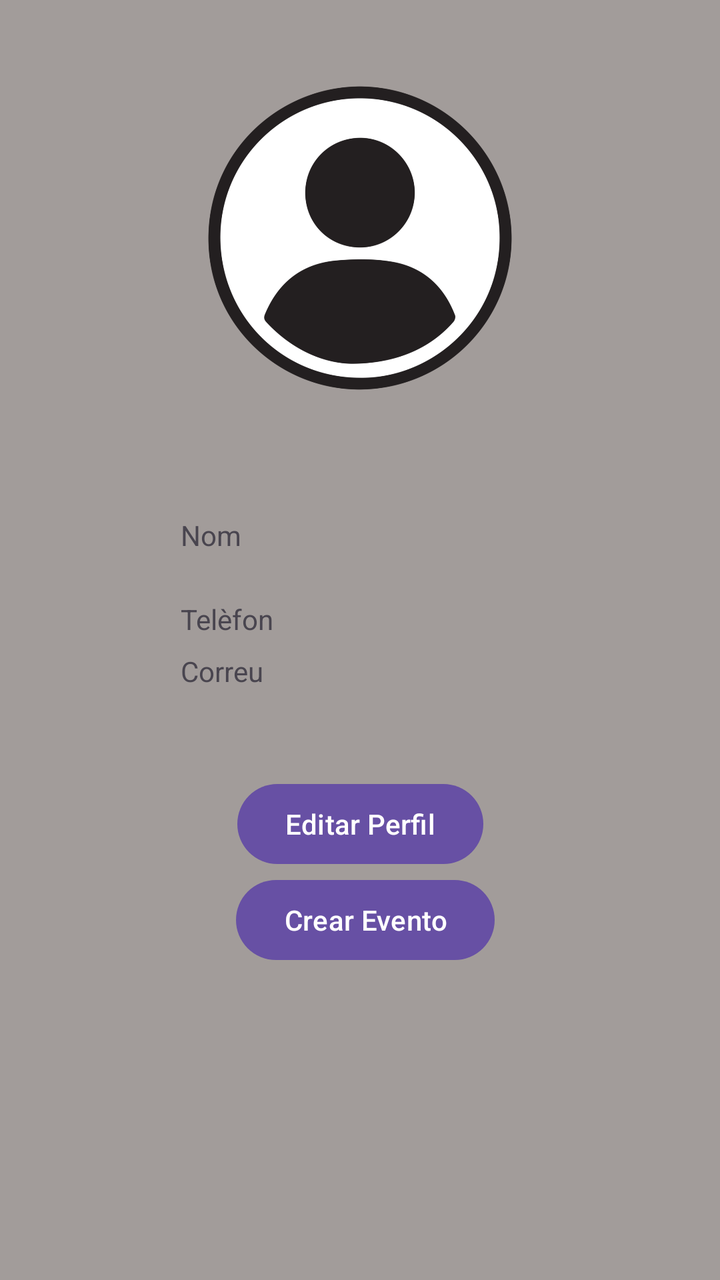
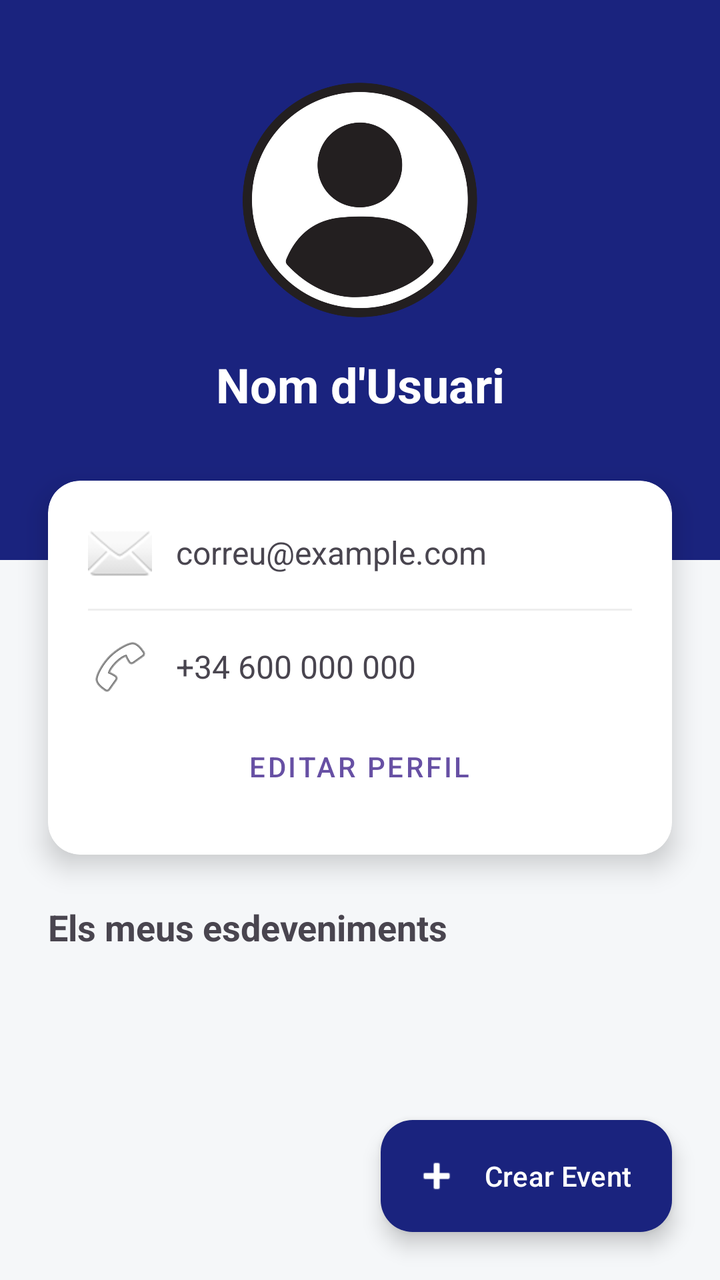

An Android layout rendered at two revisions. The XML below is the earlier revision; the diff shows what the commit changed to produce the second picture.
<!-- AndroidManifest.xml: application theme Theme.Projecte -->
<!-- res/layout/activity_user.xml -->
<?xml version="1.0" encoding="utf-8"?>
<androidx.core.widget.NestedScrollView
    xmlns:android="http://schemas.android.com/apk/res/android"
    xmlns:app="http://schemas.android.com/apk/res-auto"
    xmlns:tools="http://schemas.android.com/tools"
    android:layout_width="match_parent"
    android:layout_height="match_parent"
    android:fillViewport="true"
    android:background="#A29C9A">

    <androidx.constraintlayout.widget.ConstraintLayout
        android:id="@+id/main"
        android:layout_width="match_parent"
        android:layout_height="wrap_content"
        tools:context=".UserActivity">

        <ImageView
            android:id="@+id/fotoPerfil"
            android:layout_width="256dp"
            android:layout_height="238dp"
            app:layout_constraintEnd_toEndOf="parent"
            app:layout_constraintStart_toStartOf="parent"
            app:layout_constraintTop_toTopOf="parent"
            app:srcCompat="@drawable/user_icon" />

        <TextView
            android:id="@+id/nomTxt"
            android:layout_width="180dp"
            android:layout_height="22dp"
            android:layout_marginTop="20dp"
            android:text="Nom"
            app:layout_constraintEnd_toEndOf="parent"
            app:layout_constraintHorizontal_bias="0.502"
            app:layout_constraintStart_toStartOf="parent"
            app:layout_constraintTop_toBottomOf="@+id/fotoPerfil" />

        <TextView
            android:id="@+id/telefonTxt"
            android:layout_width="180dp"
            android:layout_height="22dp"
            android:layout_marginTop="20dp"
            android:text="Telèfon"
            app:layout_constraintEnd_toEndOf="parent"
            app:layout_constraintHorizontal_bias="0.502"
            app:layout_constraintStart_toStartOf="parent"
            app:layout_constraintTop_toBottomOf="@+id/nomTxt" />

        <TextView
            android:id="@+id/correuTxt"
            android:layout_width="180dp"
            android:layout_height="22dp"
            android:layout_marginTop="4dp"
            android:text="Correu"
            app:layout_constraintEnd_toEndOf="parent"
            app:layout_constraintHorizontal_bias="0.502"
            app:layout_constraintStart_toStartOf="parent"
            app:layout_constraintTop_toBottomOf="@+id/telefonTxt" />

        <TextView
            android:id="@+id/seguidorsTxt"
            android:layout_width="180dp"
            android:layout_height="22dp"
            android:layout_marginTop="8dp"
            android:text="Seguidors: 0"
            android:visibility="gone"
            app:layout_constraintEnd_toEndOf="parent"
            app:layout_constraintHorizontal_bias="0.502"
            app:layout_constraintStart_toStartOf="parent"
            app:layout_constraintTop_toBottomOf="@+id/correuTxt" />

        <Button
            android:id="@+id/editPerfilBtn"
            android:layout_width="wrap_content"
            android:layout_height="wrap_content"
            android:layout_marginTop="40dp"
            android:text="Editar Perfil"
            app:layout_constraintEnd_toEndOf="parent"
            app:layout_constraintStart_toStartOf="parent"
            app:layout_constraintTop_toBottomOf="@+id/seguidorsTxt" />

        <Button
            android:id="@+id/crearEventBtn"
            android:layout_width="wrap_content"
            android:layout_height="wrap_content"
            android:layout_marginTop="88dp"
            android:text="Crear Evento"
            app:layout_constraintBottom_toTopOf="@+id/meusEventsList"
            app:layout_constraintEnd_toEndOf="parent"
            app:layout_constraintHorizontal_bias="0.512"
            app:layout_constraintStart_toStartOf="parent"
            app:layout_constraintTop_toBottomOf="@+id/seguidorsTxt"
            app:layout_constraintVertical_bias="0.0" />

        <androidx.recyclerview.widget.RecyclerView
            android:id="@+id/meusEventsList"
            android:layout_width="402dp"
            android:layout_height="wrap_content"
            android:layout_marginTop="64dp"
            android:nestedScrollingEnabled="false"
            app:layout_constraintEnd_toEndOf="parent"
            app:layout_constraintHorizontal_bias="0.0"
            app:layout_constraintStart_toStartOf="parent"
            app:layout_constraintTop_toBottomOf="@+id/editPerfilBtn" />

    </androidx.constraintlayout.widget.ConstraintLayout>

</androidx.core.widget.NestedScrollView>
<!-- resources referenced by this layout -->
<resources>
  <!-- drawable user_icon: png bitmap (drawable, 103129 bytes) -->
  <style name="Theme.Projecte" parent="Base.Theme.Projecte" />
  <style name="Base.Theme.Projecte" parent="Theme.Material3.DayNight.NoActionBar">
          
          
      </style>
</resources>

<!-- the commit's change to res/layout/activity_user.xml (unified diff, before → after) -->
@@ -1,107 +1,153 @@
 <?xml version="1.0" encoding="utf-8"?>
-<androidx.core.widget.NestedScrollView
+<androidx.coordinatorlayout.widget.CoordinatorLayout
     xmlns:android="http://schemas.android.com/apk/res/android"
     xmlns:app="http://schemas.android.com/apk/res-auto"
     xmlns:tools="http://schemas.android.com/tools"
     android:layout_width="match_parent"
     android:layout_height="match_parent"
-    android:fillViewport="true"
-    android:background="#A29C9A">
+    android:background="#F5F7F9">
 
-    <androidx.constraintlayout.widget.ConstraintLayout
-        android:id="@+id/main"
+    <androidx.core.widget.NestedScrollView
         android:layout_width="match_parent"
+        android:layout_height="match_parent"
+        android:fillViewport="true">
+
+        <androidx.constraintlayout.widget.ConstraintLayout
+            android:layout_width="match_parent"
+            android:layout_height="wrap_content"
+            tools:context=".UserActivity">
+
+            <View
+                android:id="@+id/headerBackground"
+                android:layout_width="match_parent"
+                android:layout_height="280dp"
+                android:background="#1A237E"
+                app:layout_constraintTop_toTopOf="parent" />
+
+            <com.google.android.material.imageview.ShapeableImageView
+                android:id="@+id/fotoPerfil"
+                android:layout_width="120dp"
+                android:layout_height="120dp"
+                android:layout_marginTop="40dp"
+                android:scaleType="centerCrop"
+                app:strokeColor="#FFFFFF"
+                app:shapeAppearanceOverlay="@style/ShapeAppearance.MaterialComponents.SmallComponent"
+                app:layout_constraintEnd_toEndOf="parent"
+                app:layout_constraintStart_toStartOf="parent"
+                app:layout_constraintTop_toTopOf="parent"
+                app:srcCompat="@drawable/user_icon" />
+
+            <TextView
+                android:id="@+id/nomTxt"
+                android:layout_width="wrap_content"
+                android:layout_height="wrap_content"
+                android:layout_marginTop="16dp"
+                android:text="Nom d'Usuari"
+                android:textColor="#FFFFFF"
+                android:textSize="24sp"
+                android:textStyle="bold"
+                app:layout_constraintEnd_toEndOf="parent"
+                app:layout_constraintStart_toStartOf="parent"
+                app:layout_constraintTop_toBottomOf="@+id/fotoPerfil" />
+
+            <androidx.cardview.widget.CardView
+                android:id="@+id/infoCard"
+                android:layout_width="match_parent"
+                android:layout_height="wrap_content"
+                android:layout_marginStart="24dp"
+                android:layout_marginEnd="24dp"
+                android:layout_marginTop="-40dp"
+                app:cardCornerRadius="16dp"
+                app:cardElevation="8dp"
+                app:layout_constraintTop_toBottomOf="@+id/headerBackground">
+
+                <LinearLayout
+                    android:layout_width="match_parent"
+                    android:layout_height="wrap_content"
+                    android:orientation="vertical"
+                    android:padding="20dp">
+
+                    <TextView
+                        android:id="@+id/correuTxt"
+                        android:layout_width="match_parent"
+                        android:layout_height="wrap_content"
+                        android:drawablePadding="12dp"
+                        android:gravity="center_vertical"
+                        android:text="correu@example.com"
+                        android:textSize="16sp"
+                        app:drawableStartCompat="@android:drawable/ic_dialog_email" />
+
+                    <View
+                        android:layout_width="match_parent"
+                        android:layout_height="1dp"
+                        android:layout_marginVertical="12dp"
+                        android:background="#EEEEEE" />
+
+                    <TextView
+                        android:id="@+id/telefonTxt"
+                        android:layout_width="match_parent"
+                        android:layout_height="wrap_content"
+                        android:drawablePadding="12dp"
+                        android:gravity="center_vertical"
+                        android:text="+34 600 000 000"
+                        android:textSize="16sp"
+                        app:drawableStartCompat="@android:drawable/ic_menu_call" />
+
+                    <TextView
+                        android:id="@+id/seguidorsTxt"
+                        android:layout_width="match_parent"
+                        android:layout_height="wrap_content"
+                        android:layout_marginTop="12dp"
+                        android:text="Seguidors: 0"
+                        android:textStyle="bold"
+                        android:visibility="gone" />
+
+                    <Button
+                        android:id="@+id/editPerfilBtn"
+                        style="@style/Widget.MaterialComponents.Button.TextButton"
+                        android:layout_width="wrap_content"
+                        android:layout_height="wrap_content"
+                        android:layout_gravity="center"
+                        android:layout_marginTop="10dp"
+                        android:text="EDITAR PERFIL" />
+
+                </LinearLayout>
+            </androidx.cardview.widget.CardView>
+
+            <TextView
+                android:id="@+id/titleEvents"
+                android:layout_width="wrap_content"
+                android:layout_height="wrap_content"
+                android:layout_marginStart="24dp"
+                android:layout_marginTop="24dp"
+                android:text="Els meus esdeveniments"
+                android:textSize="18sp"
+                android:textStyle="bold"
+                app:layout_constraintStart_toStartOf="parent"
+                app:layout_constraintTop_toBottomOf="@+id/infoCard" />
+
+            <androidx.recyclerview.widget.RecyclerView
+                android:id="@+id/meusEventsList"
+                android:layout_width="match_parent"
+                android:layout_height="wrap_content"
+                android:layout_marginTop="8dp"
+                android:paddingHorizontal="16dp"
+                android:nestedScrollingEnabled="false"
+                app:layout_constraintTop_toBottomOf="@+id/titleEvents" />
+
+        </androidx.constraintlayout.widget.ConstraintLayout>
+    </androidx.core.widget.NestedScrollView>
+
+    <com.google.android.material.floatingactionbutton.ExtendedFloatingActionButton
+        android:id="@+id/crearEventBtn"
+        android:layout_width="wrap_content"
         android:layout_height="wrap_content"
-        tools:context=".UserActivity">
+        android:layout_gravity="bottom|end"
+        android:layout_margin="24dp"
+        android:text="Crear Event"
+        android:textColor="#FFFFFF"
+        app:icon="@android:drawable/ic_input_add"
+        app:iconTint="#FFFFFF"
+        app:backgroundTint="#1A237E" />
 
-        <ImageView
-            android:id="@+id/fotoPerfil"
-            android:layout_width="256dp"
-            android:layout_height="238dp"
-            app:layout_constraintEnd_toEndOf="parent"
-            app:layout_constraintStart_toStartOf="parent"
-            app:layout_constraintTop_toTopOf="parent"
-            app:srcCompat="@drawable/user_icon" />
-
-        <TextView
-            android:id="@+id/nomTxt"
-            android:layout_width="180dp"
-            android:layout_height="22dp"
-            android:layout_marginTop="20dp"
-            android:text="Nom"
-            app:layout_constraintEnd_toEndOf="parent"
-            app:layout_constraintHorizontal_bias="0.502"
-            app:layout_constraintStart_toStartOf="parent"
-            app:layout_constraintTop_toBottomOf="@+id/fotoPerfil" />
-
-        <TextView
-            android:id="@+id/telefonTxt"
-            android:layout_width="180dp"
-            android:layout_height="22dp"
-            android:layout_marginTop="20dp"
-            android:text="Telèfon"
-            app:layout_constraintEnd_toEndOf="parent"
-            app:layout_constraintHorizontal_bias="0.502"
-            app:layout_constraintStart_toStartOf="parent"
-            app:layout_constraintTop_toBottomOf="@+id/nomTxt" />
-
-        <TextView
-            android:id="@+id/correuTxt"
-            android:layout_width="180dp"
-            android:layout_height="22dp"
-            android:layout_marginTop="4dp"
-            android:text="Correu"
-            app:layout_constraintEnd_toEndOf="parent"
-            app:layout_constraintHorizontal_bias="0.502"
-            app:layout_constraintStart_toStartOf="parent"
-            app:layout_constraintTop_toBottomOf="@+id/telefonTxt" />
-
-        <TextView
-            android:id="@+id/seguidorsTxt"
-            android:layout_width="180dp"
-            android:layout_height="22dp"
-            android:layout_marginTop="8dp"
-            android:text="Seguidors: 0"
-            android:visibility="gone"
-            app:layout_constraintEnd_toEndOf="parent"
-            app:layout_constraintHorizontal_bias="0.502"
-            app:layout_constraintStart_toStartOf="parent"
-            app:layout_constraintTop_toBottomOf="@+id/correuTxt" />
-
-        <Button
-            android:id="@+id/editPerfilBtn"
-            android:layout_width="wrap_content"
-            android:layout_height="wrap_content"
-            android:layout_marginTop="40dp"
-            android:text="Editar Perfil"
-            app:layout_constraintEnd_toEndOf="parent"
-            app:layout_constraintStart_toStartOf="parent"
-            app:layout_constraintTop_toBottomOf="@+id/seguidorsTxt" />
-
-        <Button
-            android:id="@+id/crearEventBtn"
-            android:layout_width="wrap_content"
-            android:layout_height="wrap_content"
-            android:layout_marginTop="88dp"
-            android:text="Crear Evento"
-            app:layout_constraintBottom_toTopOf="@+id/meusEventsList"
-            app:layout_constraintEnd_toEndOf="parent"
-            app:layout_constraintHorizontal_bias="0.512"
-            app:layout_constraintStart_toStartOf="parent"
-            app:layout_constraintTop_toBottomOf="@+id/seguidorsTxt"
-            app:layout_constraintVertical_bias="0.0" />
-
-        <androidx.recyclerview.widget.RecyclerView
-            android:id="@+id/meusEventsList"
-            android:layout_width="402dp"
-            android:layout_height="wrap_content"
-            android:layout_marginTop="64dp"
-            android:nestedScrollingEnabled="false"
-            app:layout_constraintEnd_toEndOf="parent"
-            app:layout_constraintHorizontal_bias="0.0"
-            app:layout_constraintStart_toStartOf="parent"
-            app:layout_constraintTop_toBottomOf="@+id/editPerfilBtn" />
-
-    </androidx.constraintlayout.widget.ConstraintLayout>
-
-</androidx.core.widget.NestedScrollView>
+</androidx.coordinatorlayout.widget.CoordinatorLayout>
